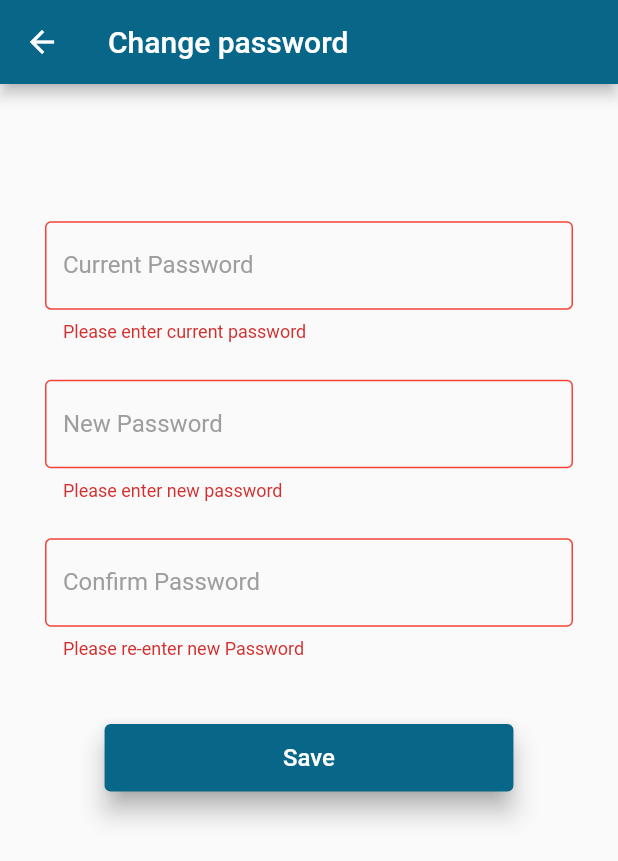
After one commit to vishnu303/Plot, a Flutter app: the ChangePassword screen opened directly, scrolled down 56 dp, after a tap on "Save", on a phone screen of 412 x 824 dp. The commit adds this screen. Shown: the top 861 px of the screen. Run offline on Flutter 3.47's test engine with Material 2 defaults, Android fonts, the light colour scheme and no system bars; our stand-ins replace cached_network_image, cloud_firestore, equatable, firebase_auth, firebase_core, firebase_storage and 6 more; accounts and stored records are empty.

Commit message:
change password

```diff
--- a/lib/bloc/auth_bloc/auth_bloc.dart
+++ b/lib/bloc/auth_bloc/auth_bloc.dart
@@ -14,6 +14,8 @@ part 'auth_state.dart';
 class AuthBloc extends Bloc<AuthEvent, AuthState> {
   final AuthRepository authRepository;
   AuthBloc({required this.authRepository}) : super(const UnAuthenticated()) {
+    //Sign up
+
     on<SignUpRequest>((event, emit) async {
       try {
         await AuthRepository().signUp(
@@ -65,6 +67,7 @@ class AuthBloc extends Bloc<AuthEvent, AuthState> {
       }
     });
 
+    //sign in
     on<SignInRequest>((event, emit) async {
       emit(const UnAuthenticated());
       try {
@@ -115,6 +118,7 @@ class AuthBloc extends Bloc<AuthEvent, AuthState> {
       }
     });
 
+    // Get user data
     on<GetUserDetails>((event, emit) async {
       try {
         UserModel data = await authRepository.getUserdata();
@@ -125,6 +129,7 @@ class AuthBloc extends Bloc<AuthEvent, AuthState> {
       }
     });
 
+    //update user data
     on<UpdateUserData>((event, emit) async {
       emit(const UserUpdating());
       try {
@@ -145,6 +150,8 @@ class AuthBloc extends Bloc<AuthEvent, AuthState> {
         emit(UserUpdateError(error: errors));
       }
     });
+
+    //delete Account
     on<DeleteAccount>((event, emit) async {
       try {
         emit(const AccountDeleting());
@@ -168,9 +175,19 @@ class AuthBloc extends Bloc<AuthEvent, AuthState> {
     });
 
     //logout
-
     on<LogOut>((event, emit) async {
       await AuthRepository().logOut();
     });
+
+    //Re-Authenticate
+    on<ReAuthenticate>((event, emit) async {
+      try {
+        emit(const ReAuthenticating());
+        await AuthRepository().reAuth(event.password);
+        emit(const ReAuthenticated());
+      } on FirebaseAuthException catch (e) {
+        emit(ReAuthenticationError(error: e.code.toString()));
+      }
+    });
   }
 }
--- a/lib/bloc/auth_bloc/auth_event.dart
+++ b/lib/bloc/auth_bloc/auth_event.dart
@@ -63,3 +63,11 @@ class DeleteAccount extends AuthEvent {
 }
 
 class LogOut extends AuthEvent {}
+
+class ReAuthenticate extends AuthEvent {
+  final String password;
+  const ReAuthenticate({required this.password});
+
+  @override
+  List<Object> get props => [password];
+}
--- a/lib/bloc/auth_bloc/auth_state.dart
+++ b/lib/bloc/auth_bloc/auth_state.dart
@@ -64,3 +64,18 @@ class DeleteError extends AuthState {
   @override
   List<Object> get props => [error];
 }
+
+class ReAuthenticated extends AuthState {
+  const ReAuthenticated();
+}
+
+class ReAuthenticating extends AuthState {
+  const ReAuthenticating();
+}
+
+class ReAuthenticationError extends AuthState {
+  final String error;
+  const ReAuthenticationError({required this.error});
+  @override
+  List<Object> get props => [error];
+}
--- a/lib/firebase_repo/auth_repo.dart
+++ b/lib/firebase_repo/auth_repo.dart
@@ -63,6 +63,7 @@ class AuthRepository {
     }
   }
 
+// get user data
   Future<UserModel> getUserdata() async {
     User currentUser = _auth.currentUser!;
     UserModel? data;
@@ -77,6 +78,7 @@ class AuthRepository {
     }
   }
 
+//update user data
   Future<void> updateUserdata(String? email, String? username) async {
     UserModel userdata = await getUserdata();
     User currentUser = _auth.currentUser!;
@@ -99,6 +101,7 @@ class AuthRepository {
     }
   }
 
+//delete account
   Future<void> deleteAccount() async {
     var currentUser = _auth.currentUser!;
     List<String> postId = [];
@@ -117,7 +120,31 @@ class AuthRepository {
     }
   }
 
+//logout
   Future<void> logOut() async {
     await _auth.signOut();
   }
+
+//Re-authenticate
+  Future<void> reAuth(String password) async {
+    try {
+      var currentUser = _auth.currentUser!;
+
+      AuthCredential credential = EmailAuthProvider.credential(
+          email: currentUser.email!, password: password);
+      await currentUser.reauthenticateWithCredential(credential);
+    } on FirebaseAuthException {
+      rethrow;
+    }
+  }
+
+//change password
+  Future<void> changePassword(String newPassword) async {
+    try {
+      var currentUser = _auth.currentUser!;
+      await currentUser.updatePassword(newPassword);
+    } on FirebaseAuthException {
+      rethrow;
+    }
+  }
 }
--- a/lib/firebase_repo/post_repo.dart
+++ b/lib/firebase_repo/post_repo.dart
@@ -58,7 +58,10 @@ class PostRepository {
 //get posts from firebase and convert to model
   Future<List<Post>> getPosts() async {
     try {
-      QuerySnapshot posts = await _firestore.collection('posts').get();
+      QuerySnapshot posts = await _firestore
+          .collection('posts')
+          .orderBy('datePublished', descending: true)
+          .get();
       List<Post> data = posts.docs.map((DocumentSnapshot snap) {
         return Post.fromMap(snap);
       }).toList();
@@ -94,6 +97,7 @@ class PostRepository {
     }
   }
 
+//get posts by post id
   Future<List<Post>> getPostById() async {
     try {
       String uid = _auth.currentUser!.uid;
@@ -115,6 +119,7 @@ class PostRepository {
     }
   }
 
+//delete posts
   Future<void> deletePostById(String id) async {
     await _firestore.collection('posts').doc(id).delete();
   }
--- /dev/null
+++ b/lib/screens/change_pass_screen.dart
@@ -0,0 +1,156 @@
+import 'package:flutter/foundation.dart';
+import 'package:flutter/material.dart';
+import 'package:flutter_bloc/flutter_bloc.dart';
+import 'package:plot/bloc/auth_bloc/auth_bloc.dart';
+
+import 'package:plot/widgets/custom_textform.dart';
+
+class ChangePassword extends StatefulWidget {
+  const ChangePassword({super.key});
+
+  @override
+  State<ChangePassword> createState() => _ChangePasswordState();
+}
+
+class _ChangePasswordState extends State<ChangePassword> {
+  final TextEditingController _oldPasswordController = TextEditingController();
+  final TextEditingController _passwordController = TextEditingController();
+  final TextEditingController _confirmPasswordController =
+      TextEditingController();
+  final _formKey = GlobalKey<FormState>();
+
+  @override
+  void initState() {
+    super.initState();
+  }
+
+  @override
+  void dispose() {
+    _oldPasswordController.dispose();
+    _passwordController.dispose();
+    _confirmPasswordController.dispose();
+    super.dispose();
+  }
+
+  @override
+  Widget build(BuildContext context) {
+    var screenWidth = MediaQuery.of(context).size.width;
+    var screenHeight = MediaQuery.of(context).size.height;
+
+    return Scaffold(
+      resizeToAvoidBottomInset: true,
+      appBar: AppBar(
+        title: const Text('Change password'),
+        backgroundColor: Theme.of(context).primaryColor,
+      ),
+      body: SafeArea(
+        child: SingleChildScrollView(
+          child: Container(
+            width: screenWidth,
+            height: screenHeight,
+            padding: const EdgeInsets.symmetric(horizontal: kIsWeb ? 400 : 30),
+            child: Column(
+              mainAxisAlignment: MainAxisAlignment.center,
+              crossAxisAlignment: CrossAxisAlignment.start,
+              children: [
+                const Spacer(flex: 1),
+                Form(
+                  key: _formKey,
+                  child: Column(
+                    children: [
+                      customTextForm(
+                        controller: _oldPasswordController,
+                        label: 'Current Password',
+                        keybordType: TextInputType.visiblePassword,
+                        textInputAction: TextInputAction.next,
+                        validate: (value) {
+                          if (value.isEmpty) {
+                            return "Please enter current password";
+                          } else if (value.length < 8) {
+                            return "Password must be atleast 8 characters long";
+                          } else {
+                            return null;
+                          }
+                        },
+                      ),
+                      SizedBox(height: screenHeight * 0.03),
+                      customTextForm(
+                        controller: _passwordController,
+                        label: 'New Password',
+                        keybordType: TextInputType.visiblePassword,
+                        textInputAction: TextInputAction.next,
+                        validate: (value) {
+                          if (value.isEmpty) {
+                            return "Please enter new password";
+                          } else if (value.length < 8) {
+                            return "Password must be atleast 8 characters long";
+                          } else {
+                            return null;
+                          }
+                        },
+                      ),
+                      SizedBox(height: screenHeight * 0.03),
+                      customTextForm(
+                        controller: _confirmPasswordController,
+                        label: 'Confirm Password',
+                        keybordType: TextInputType.visiblePassword,
+                        textInputAction: TextInputAction.next,
+                        validate: (value) {
+                          if (value.isEmpty) {
+                            return "Please re-enter new Password";
+                          } else if (value.length < 8) {
+                            return "Password must be atleast 8 characters long";
+                          } else if (value != _passwordController.text) {
+                            return "Password must be same as above";
+                          } else {
+                            return null;
+                          }
+                        },
+                      ),
+                      SizedBox(height: screenHeight * 0.05),
+                    ],
+                  ),
+                ),
+                BlocConsumer<AuthBloc, AuthState>(
+                  listener: (context, state) {
+                    if (state is UserUpdateError) {
+                      ScaffoldMessenger.of(context).showSnackBar(SnackBar(
+                          backgroundColor: Theme.of(context).primaryColor,
+                          content: Text(state.error)));
+                    }
+                  },
+                  builder: (context, state) {
+                    return Center(
+                        child: ElevatedButton(
+                            style: ElevatedButton.styleFrom(
+                                disabledBackgroundColor: Colors.grey,
+                                shadowColor: Colors.grey,
+                                elevation: 7,
+                                backgroundColor: const Color(0xff086788)),
+                            onPressed: state is UserUpdating
+                                ? () {}
+                                : () {
+                                    if (_formKey.currentState!.validate()) {}
+                                  },
+                            child: Padding(
+                              padding: EdgeInsets.symmetric(
+                                  horizontal: kIsWeb
+                                      ? screenWidth * 0.05
+                                      : screenWidth * 0.25,
+                                  vertical: 13),
+                              child: const Text(
+                                'Save',
+                                style: TextStyle(fontSize: 16),
+                              ),
+                            )));
+                  },
+                ),
+                const Spacer(flex: 2),
+              ],
+            ),
+          ),
+        ),
+      ),
+    );
+  }
+}
--- a/lib/screens/menu_screen.dart
+++ b/lib/screens/menu_screen.dart
@@ -2,6 +2,7 @@ import 'package:flutter/material.dart';
 import 'package:flutter_bloc/flutter_bloc.dart';
 import 'package:font_awesome_flutter/font_awesome_flutter.dart';
 import 'package:plot/bloc/auth_bloc/auth_bloc.dart';
+import 'package:plot/screens/change_pass_screen.dart';
 import 'package:plot/screens/edit_profile_screen.dart';
 import 'package:plot/screens/my_ads_screen.dart';
 
@@ -112,6 +113,10 @@ class _MenuScreenState extends State<MenuScreen> {
           ListTile(
             leading: Icon(Icons.password),
             title: Text('Change Password'),
+            onTap: () {
+              Navigator.of(context).push(MaterialPageRoute(
+                  builder: (contex) => const ChangePassword()));
+            },
           ),
           BlocListener<AuthBloc, AuthState>(
             listener: (context, state) {
@@ -212,7 +217,7 @@ class _MenuScreenState extends State<MenuScreen> {
                         );
                       });
                 },
-                child: Padding(
+                child: const Padding(
                   padding: EdgeInsets.symmetric(vertical: 15),
                   child: Text(
                     'Log Out',
```
